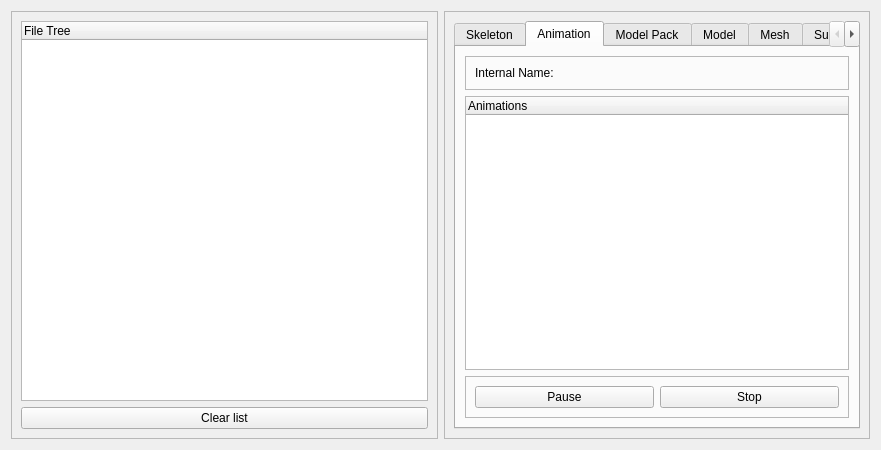
This is LibXenoverse/xenoviewer/MainViewer.ui in DarioSamo/LibXenoverse as Qt 5 draws it before an edit. The edited form follows.
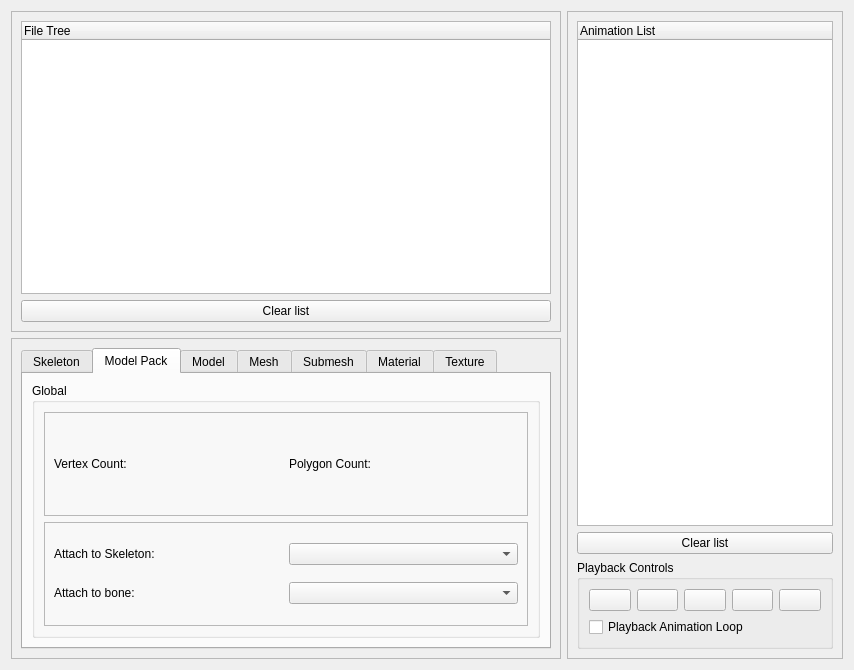
This is the edited form. The open tabs and pages were chosen to show the change. Icons and pictures are not drawn. Custom widgets are drawn as their Qt base class.

Patch:
```diff
--- a/LibXenoverse/xenoviewer/MainViewer.ui
+++ b/LibXenoverse/xenoviewer/MainViewer.ui
@@ -6,15 +6,20 @@
    <rect>
     <x>0</x>
     <y>0</y>
-    <width>881</width>
-    <height>450</height>
+    <width>854</width>
+    <height>670</height>
    </rect>
   </property>
   <property name="windowTitle">
    <string>Form</string>
   </property>
+  <property name="styleSheet">
+   <string notr="true"/>
+  </property>
   <layout class="QHBoxLayout" name="horizontalLayout_3">
    <item>
+    <layout class="QVBoxLayout" name="verticalLayout_4">
+     <item>
     <widget class="QFrame" name="frame">
      <property name="maximumSize">
       <size>
@@ -30,7 +35,28 @@
      </property>
      <layout class="QVBoxLayout" name="verticalLayout_2">
       <item>
-       <widget class="QTreeWidget" name="FileTree">
+         <widget class="FileTreeWidget" name="FileTree">
+          <property name="editTriggers">
+           <set>QAbstractItemView::DoubleClicked</set>
+          </property>
+          <property name="dragEnabled">
+           <bool>true</bool>
+          </property>
+          <property name="dragDropMode">
+           <enum>QAbstractItemView::InternalMove</enum>
+          </property>
+          <property name="defaultDropAction">
+           <enum>Qt::IgnoreAction</enum>
+          </property>
+          <property name="selectionMode">
+           <enum>QAbstractItemView::ExtendedSelection</enum>
+          </property>
+          <property name="iconSize">
+           <size>
+            <width>24</width>
+            <height>24</height>
+           </size>
+          </property>
         <column>
          <property name="text">
           <string>File Tree</string>
@@ -67,31 +93,6 @@
           <string>Skeleton</string>
          </attribute>
          <layout class="QVBoxLayout" name="verticalLayout_3">
-          <item>
-           <widget class="QFrame" name="frame_4">
-            <property name="frameShape">
-             <enum>QFrame::StyledPanel</enum>
-            </property>
-            <property name="frameShadow">
-             <enum>QFrame::Raised</enum>
-            </property>
-            <layout class="QHBoxLayout" name="horizontalLayout_4">
-             <item>
-              <widget class="QLabel" name="label_2">
-               <property name="minimumSize">
-                <size>
-                 <width>200</width>
-                 <height>0</height>
-                </size>
-               </property>
-               <property name="text">
-                <string>Internal Name:</string>
-               </property>
-              </widget>
-             </item>
-            </layout>
-           </widget>
-          </item>
           <item>
            <widget class="QTreeWidget" name="treeWidget">
             <column>
@@ -103,73 +104,6 @@
           </item>
          </layout>
         </widget>
-        <widget class="QWidget" name="tab_2">
-         <attribute name="title">
-          <string>Animation</string>
-         </attribute>
-         <layout class="QVBoxLayout" name="verticalLayout_4">
-          <item>
-           <widget class="QFrame" name="frame_5">
-            <property name="frameShape">
-             <enum>QFrame::StyledPanel</enum>
-            </property>
-            <property name="frameShadow">
-             <enum>QFrame::Raised</enum>
-            </property>
-            <layout class="QHBoxLayout" name="horizontalLayout_5">
-             <item>
-              <widget class="QLabel" name="label_3">
-               <property name="minimumSize">
-                <size>
-                 <width>200</width>
-                 <height>0</height>
-                </size>
-               </property>
-               <property name="text">
-                <string>Internal Name:</string>
-               </property>
-              </widget>
-             </item>
-            </layout>
-           </widget>
-          </item>
-          <item>
-           <widget class="QTreeWidget" name="treeWidget_2">
-            <column>
-             <property name="text">
-              <string>Animations</string>
-             </property>
-            </column>
-           </widget>
-          </item>
-          <item>
-           <widget class="QFrame" name="frame_6">
-            <property name="frameShape">
-             <enum>QFrame::StyledPanel</enum>
-            </property>
-            <property name="frameShadow">
-             <enum>QFrame::Raised</enum>
-            </property>
-            <layout class="QHBoxLayout" name="horizontalLayout_6">
-             <item>
-              <widget class="QPushButton" name="pushButton_2">
-               <property name="text">
-                <string>Pause</string>
-               </property>
-              </widget>
-             </item>
-             <item>
-              <widget class="QPushButton" name="pushButton_3">
-               <property name="text">
-                <string>Stop</string>
-               </property>
-              </widget>
-             </item>
-            </layout>
-           </widget>
-          </item>
-         </layout>
-        </widget>
         <widget class="QWidget" name="tab_3">
          <attribute name="title">
           <string>Model Pack</string>
@@ -227,8 +161,24 @@
                <property name="frameShadow">
                 <enum>QFrame::Raised</enum>
                </property>
+                 <layout class="QVBoxLayout" name="verticalLayout_8">
+                  <item>
                <layout class="QHBoxLayout" name="horizontalLayout">
                 <item>
+                     <widget class="QLabel" name="label_2">
+                      <property name="text">
+                       <string>Attach to Skeleton:</string>
+                      </property>
+                     </widget>
+                    </item>
+                    <item>
+                     <widget class="QComboBox" name="ModelSkeletonCombo"/>
+                    </item>
+                   </layout>
+                  </item>
+                  <item>
+                   <layout class="QHBoxLayout" name="horizontalLayout_5">
+                    <item>
                  <widget class="QLabel" name="label">
                   <property name="text">
                    <string>Attach to bone:</string>
@@ -236,7 +186,9 @@
                  </widget>
                 </item>
                 <item>
-                 <widget class="QComboBox" name="comboBox"/>
+                     <widget class="QComboBox" name="ModelBoneCombo"/>
+                    </item>
+                   </layout>
                 </item>
                </layout>
               </widget>
@@ -277,7 +229,127 @@
     </widget>
    </item>
   </layout>
- </widget>
- <resources/>
+   </item>
+   <item>
+    <widget class="QFrame" name="frame_5">
+     <property name="sizePolicy">
+      <sizepolicy hsizetype="Fixed" vsizetype="Preferred">
+       <horstretch>0</horstretch>
+       <verstretch>0</verstretch>
+      </sizepolicy>
+     </property>
+     <property name="frameShape">
+      <enum>QFrame::StyledPanel</enum>
+     </property>
+     <property name="frameShadow">
+      <enum>QFrame::Raised</enum>
+     </property>
+     <layout class="QVBoxLayout" name="verticalLayout_6">
+      <item>
+       <widget class="QTreeWidget" name="AnimationTree">
+        <column>
+         <property name="text">
+          <string>Animation List</string>
+         </property>
+        </column>
+       </widget>
+      </item>
+      <item>
+       <widget class="QPushButton" name="ClearAnimationListButton">
+        <property name="text">
+         <string>Clear list</string>
+        </property>
+       </widget>
+      </item>
+      <item>
+       <widget class="QGroupBox" name="groupBox_2">
+        <property name="title">
+         <string>Playback Controls</string>
+        </property>
+        <layout class="QVBoxLayout" name="verticalLayout_7">
+         <item>
+          <layout class="QHBoxLayout" name="horizontalLayout_4">
+           <item>
+            <widget class="QPushButton" name="PlayButton">
+             <property name="text">
+              <string/>
+             </property>
+             <property name="icon">
+              <iconset resource="xenoviewer.qrc">
+               <normaloff>:/icons/play.png</normaloff>:/icons/play.png</iconset>
+             </property>
+            </widget>
+           </item>
+           <item>
+            <widget class="QPushButton" name="PauseButton">
+             <property name="text">
+              <string/>
+             </property>
+             <property name="icon">
+              <iconset resource="xenoviewer.qrc">
+               <normaloff>:/icons/pause.png</normaloff>:/icons/pause.png</iconset>
+             </property>
+            </widget>
+           </item>
+           <item>
+            <widget class="QPushButton" name="StopButton">
+             <property name="text">
+              <string/>
+             </property>
+             <property name="icon">
+              <iconset resource="xenoviewer.qrc">
+               <normaloff>:/icons/stop.png</normaloff>:/icons/stop.png</iconset>
+             </property>
+            </widget>
+           </item>
+           <item>
+            <widget class="QPushButton" name="PreviousFrameButton">
+             <property name="text">
+              <string/>
+             </property>
+             <property name="icon">
+              <iconset resource="xenoviewer.qrc">
+               <normaloff>:/icons/previous_frame.png</normaloff>:/icons/previous_frame.png</iconset>
+             </property>
+            </widget>
+           </item>
+           <item>
+            <widget class="QPushButton" name="NextFrameButton">
+             <property name="text">
+              <string/>
+             </property>
+             <property name="icon">
+              <iconset resource="xenoviewer.qrc">
+               <normaloff>:/icons/next_frame.png</normaloff>:/icons/next_frame.png</iconset>
+             </property>
+            </widget>
+           </item>
+          </layout>
+         </item>
+         <item>
+          <widget class="QCheckBox" name="PlaybackLoopCheck">
+           <property name="text">
+            <string>Playback Animation Loop</string>
+           </property>
+          </widget>
+         </item>
+        </layout>
+       </widget>
+      </item>
+     </layout>
+    </widget>
+   </item>
+  </layout>
+ </widget>
+ <customwidgets>
+  <customwidget>
+   <class>FileTreeWidget</class>
+   <extends>QTreeWidget</extends>
+   <header>FileTreeWidget.h</header>
+  </customwidget>
+ </customwidgets>
+ <resources>
+  <include location="xenoviewer.qrc"/>
+ </resources>
  <connections/>
 </ui>
```
Left out of the diff: 2 changed lines with no effect on the pictures. Lines whose indentation alone changed are shown as unchanged.
